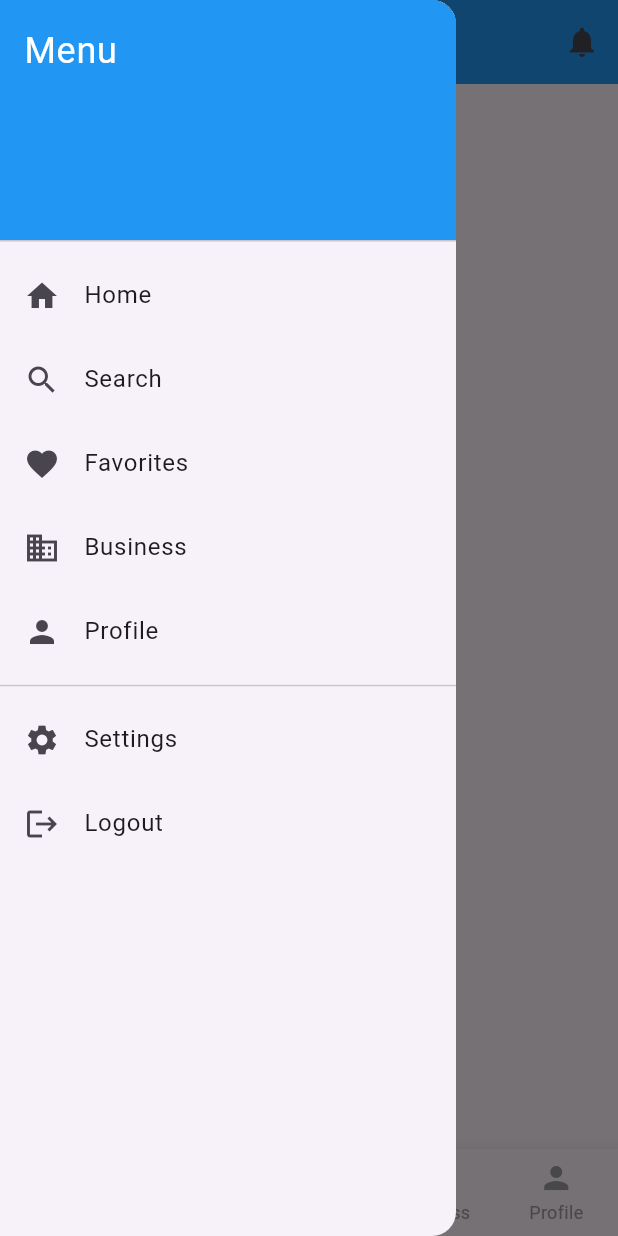
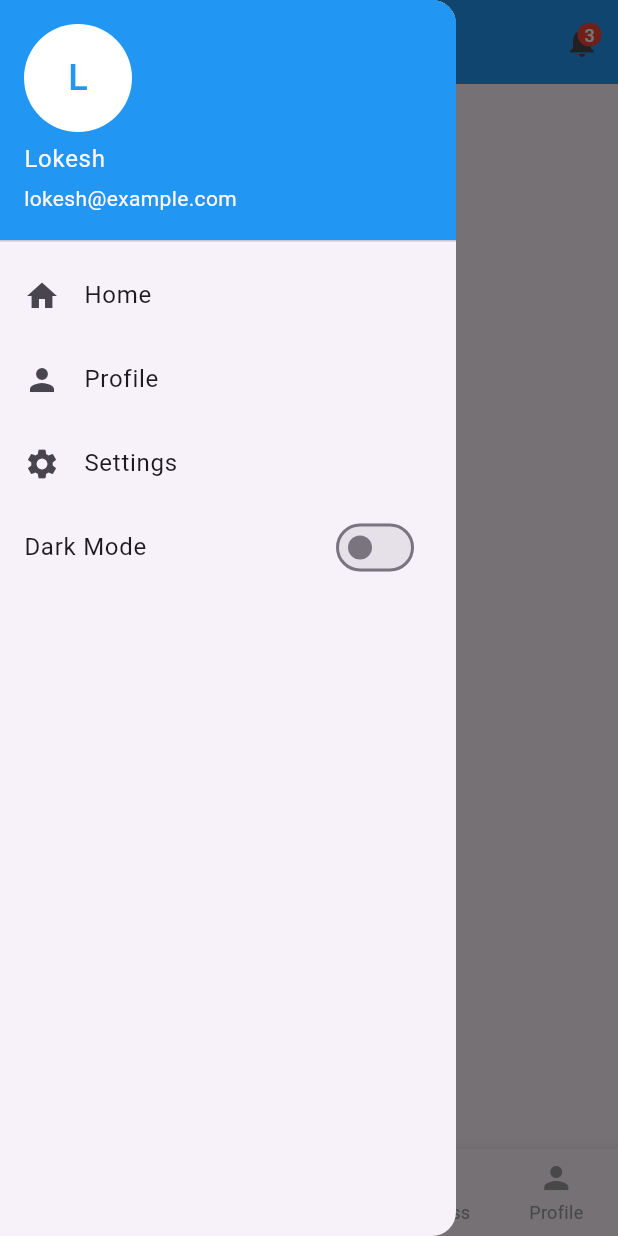
Before and after one commit to LSGAMING281004/BizStore, a Flutter app: the screen it shows after launch, with the side drawer open, on a phone screen of 412 x 824 dp. Run offline on Flutter 3.47's test engine with Material 3 defaults, Android fonts, the phone set to English and light mode, and no system bars.

Commit message:
Updated code with new features

```diff
--- a/lib/main.dart
+++ b/lib/main.dart
@@ -4,23 +4,43 @@ void main() {
   runApp(MyApp());
 }
 
-class MyApp extends StatelessWidget {
+class MyApp extends StatefulWidget {
+  @override
+  _MyAppState createState() => _MyAppState();
+}
+
+class _MyAppState extends State<MyApp> {
+  bool isDarkMode = false;
+
+  void toggleDarkMode() {
+    setState(() {
+      isDarkMode = !isDarkMode;
+    });
+  }
+
   @override
   Widget build(BuildContext context) {
     return MaterialApp(
       debugShowCheckedModeBanner: false,
-      home: HomeScreen(),
+      theme: isDarkMode ? ThemeData.dark() : ThemeData.light(),
+      home: HomeScreen(toggleDarkMode: toggleDarkMode, isDarkMode: isDarkMode),
     );
   }
 }
 
 class HomeScreen extends StatefulWidget {
+  final Function toggleDarkMode;
+  final bool isDarkMode;
+
+  HomeScreen({required this.toggleDarkMode, required this.isDarkMode});
+
   @override
   _HomeScreenState createState() => _HomeScreenState();
 }
 
 class _HomeScreenState extends State<HomeScreen> {
   int _selectedIndex = 0;
+  int _notificationCount = 3;
   final GlobalKey<ScaffoldState> _scaffoldKey = GlobalKey<ScaffoldState>();
 
   final List<Widget> _pages = [
@@ -28,7 +48,7 @@ class _HomeScreenState extends State<HomeScreen> {
     Center(child: Text("🔍 Search Page", style: TextStyle(fontSize: 20))),
     Center(child: Text("❤️ Favorites Page", style: TextStyle(fontSize: 20))),
     Center(child: Text("🏢 Business Page", style: TextStyle(fontSize: 20))),
-    Center(child: Text("👤 Profile Page", style: TextStyle(fontSize: 20))),
+    ProfileScreen(),
   ];
 
   void _onItemTapped(int index) {
@@ -40,99 +60,84 @@ class _HomeScreenState extends State<HomeScreen> {
   @override
   Widget build(BuildContext context) {
     return Scaffold(
-      key: _scaffoldKey, // Attach the key to Scaffold
-
+      key: _scaffoldKey,
       appBar: AppBar(
-        title: Text("My App"),
+        title: Text("BizStore"),
         backgroundColor: Colors.blue,
         leading: IconButton(
           icon: Icon(Icons.menu),
-          onPressed: () {
-            _scaffoldKey.currentState?.openDrawer(); // ✅ Correct way to open Drawer
-          },
+          onPressed: () => _scaffoldKey.currentState?.openDrawer(),
         ),
         actions: [
+          Stack(
+            children: [
               IconButton(
                 icon: Icon(Icons.notifications),
                 onPressed: () {
+                  setState(() => _notificationCount = 0);
                   Navigator.push(
                     context,
                     MaterialPageRoute(builder: (context) => NotificationScreen()),
                   );
                 },
               ),
+              if (_notificationCount > 0)
+                Positioned(
+                  right: 11,
+                  top: 11,
+                  child: CircleAvatar(
+                    radius: 8,
+                    backgroundColor: Colors.red,
+                    child: Text(
+                      '$_notificationCount',
+                      style: TextStyle(color: Colors.white, fontSize: 12),
+                    ),
+                  ),
+                ),
             ],
           ),
-
+        ],
+      ),
       drawer: Drawer(
         child: ListView(
           padding: EdgeInsets.zero,
           children: [
-            DrawerHeader(
+            UserAccountsDrawerHeader(
+              accountName: Text("Lokesh"),
+              accountEmail: Text("lokesh@example.com"),
+              currentAccountPicture: CircleAvatar(
+                backgroundColor: Colors.white,
+                child: Text("L", style: TextStyle(fontSize: 24, color: Colors.blue)),
+              ),
               decoration: BoxDecoration(color: Colors.blue),
-              child: Text("Menu", style: TextStyle(color: Colors.white, fontSize: 24)),
             ),
             ListTile(
               leading: Icon(Icons.home),
               title: Text("Home"),
-              onTap: () {
-                setState(() => _selectedIndex = 0);
-                Navigator.pop(context);
-              },
-            ),
-            ListTile(
-              leading: Icon(Icons.search),
-              title: Text("Search"),
-              onTap: () {
-                setState(() => _selectedIndex = 1);
-                Navigator.pop(context);
-              },
-            ),
-            ListTile(
-              leading: Icon(Icons.favorite),
-              title: Text("Favorites"),
-              onTap: () {
-                setState(() => _selectedIndex = 2);
-                Navigator.pop(context);
-              },
-            ),
-            ListTile(
-              leading: Icon(Icons.business),
-              title: Text("Business"),
-              onTap: () {
-                setState(() => _selectedIndex = 3);
-                Navigator.pop(context);
-              },
+              onTap: () => _onItemTapped(0),
             ),
             ListTile(
               leading: Icon(Icons.person),
               title: Text("Profile"),
-              onTap: () {
-                setState(() => _selectedIndex = 4);
-                Navigator.pop(context);
-              },
+              onTap: () => _onItemTapped(4),
             ),
-            Divider(),
             ListTile(
               leading: Icon(Icons.settings),
               title: Text("Settings"),
-              onTap: () {
-                Navigator.pop(context);
-              },
+              onTap: () {},
             ),
-            ListTile(
-              leading: Icon(Icons.logout),
-              title: Text("Logout"),
-              onTap: () {
-                Navigator.pop(context);
-              },
+            SwitchListTile(
+              title: Text("Dark Mode"),
+              value: widget.isDarkMode,
+              onChanged: (value) => widget.toggleDarkMode(),
             ),
           ],
         ),
       ),
-
-      body: _pages[_selectedIndex],
-
+      body: AnimatedSwitcher(
+        duration: Duration(milliseconds: 300),
+        child: _pages[_selectedIndex],
+      ),
       bottomNavigationBar: BottomNavigationBar(
         type: BottomNavigationBarType.fixed,
         currentIndex: _selectedIndex,
@@ -151,17 +156,29 @@ class _HomeScreenState extends State<HomeScreen> {
   }
 }
 
+class ProfileScreen extends StatelessWidget {
+  @override
+  Widget build(BuildContext context) {
+    return Center(
+      child: Column(
+        mainAxisAlignment: MainAxisAlignment.center,
+        children: [
+          CircleAvatar(radius: 50, child: Icon(Icons.person, size: 50)),
+          SizedBox(height: 10),
+          Text("Lokesh", style: TextStyle(fontSize: 22, fontWeight: FontWeight.bold)),
+          Text("Software Developer"),
+        ],
+      ),
+    );
+  }
+}
+
 class NotificationScreen extends StatelessWidget {
   @override
   Widget build(BuildContext context) {
     return Scaffold(
-      appBar: AppBar(
-        title: Text("Notifications"),
-        backgroundColor: Colors.blue,
-      ),
-      body: Center(
-        child: Text("No new notifications"),
-      ),
+      appBar: AppBar(title: Text("Notifications"), backgroundColor: Colors.blue),
+      body: Center(child: Text("No new notifications")),
     );
   }
 }
```
Lines whose indentation alone changed are shown as unchanged.
